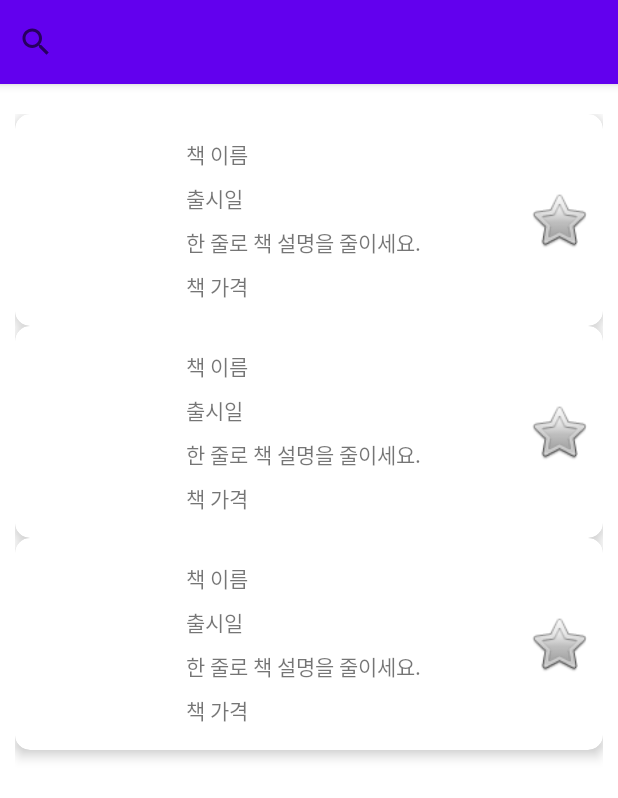
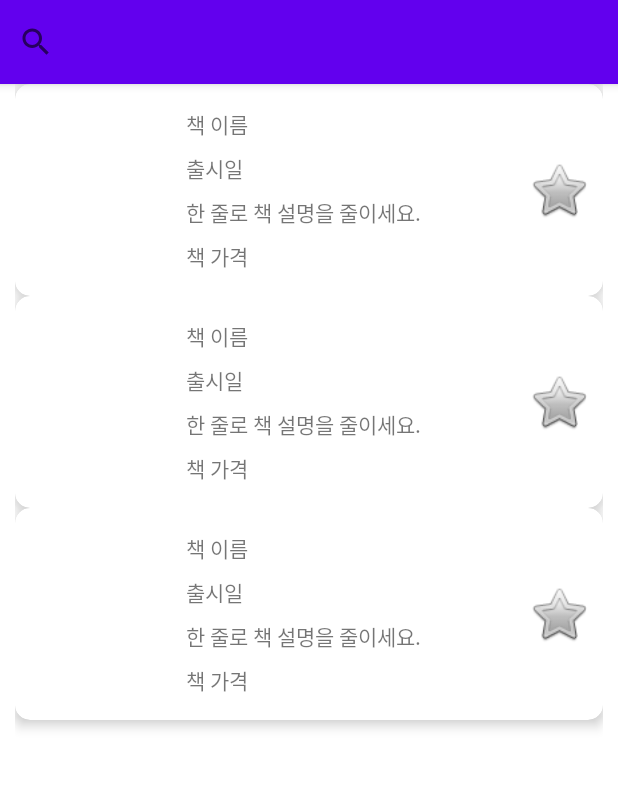
Before and after one commit to yongju-jin/SearchBook, an Android app: the layout fragment_search.xml on its own in the app's theme, with its tools: preview values and no code run, on a phone screen of 412 x 824 dp. Shown: the top 798 px of the screen. Run offline under Robolectric (Android 15) with nearby library versions, the phone set to English and light mode, and no system bars.

Commit message:
Add show list

```diff
--- a/app/src/main/java/com/yongju/lib/presentation/util/LiveData.kt
+++ b/app/src/main/java/com/yongju/lib/presentation/util/LiveData.kt
@@ -14,3 +14,9 @@ fun <T> AppCompatActivity.observeEvent(liveData: LiveData<Event<T>>, observer: O
 
 fun <T> Fragment.observeEvent(liveData: LiveData<Event<T>>, observer: Observer<T>) =
     liveData.observe(viewLifecycleOwner, observer)
+
+fun <T> Fragment.observe(liveData: LiveData<T>, observer: Observer<T>) =
+    liveData.observe(viewLifecycleOwner, observer)
+
+fun <T> AppCompatActivity.observe(liveData: LiveData<T>, observer: Observer<T>) =
+    liveData.observe(this, observer)
--- a/app/src/main/res/layout/fragment_search.xml
+++ b/app/src/main/res/layout/fragment_search.xml
@@ -26,9 +26,8 @@
             android:layout_width="match_parent"
             android:layout_height="match_parent"
             android:layout_marginStart="10dp"
-            android:layout_marginTop="20dp"
             android:layout_marginEnd="10dp"
-            android:layout_marginBottom="10dp"
+            android:clipToPadding="false"
             app:layoutManager="androidx.recyclerview.widget.LinearLayoutManager"
             app:layout_behavior="@string/appbar_scrolling_view_behavior"
             tools:listitem="@layout/item_book_list_info"/>
--- a/app/src/main/res/layout/item_book_list_info.xml
+++ b/app/src/main/res/layout/item_book_list_info.xml
@@ -5,7 +5,7 @@
 
     <data>
         <variable
-            name="book"
+            name="item"
             type="com.yongju.lib.domain.entity.BookInfo" />
     </data>
 
@@ -45,45 +45,52 @@
 
             <TextView
                 android:id="@+id/tv_name"
-                android:layout_width="wrap_content"
+                android:layout_width="0dp"
                 android:layout_height="wrap_content"
                 android:layout_marginStart="16dp"
                 android:layout_marginTop="16dp"
+                android:text="@{item.title}"
                 app:layout_constraintEnd_toEndOf="@id/guide_favorite_start"
                 app:layout_constraintHorizontal_bias="0"
                 app:layout_constraintStart_toEndOf="@id/guide_img_end"
+                app:layout_constraintEnd_toStartOf="@id/guide_favorite_start"
                 app:layout_constraintTop_toTopOf="parent"
                 tools:text="책 이름" />
 
             <TextView
                 android:id="@+id/tv_publish_date"
-                android:layout_width="wrap_content"
+                android:layout_width="0dp"
                 android:layout_height="wrap_content"
                 android:layout_marginTop="8dp"
                 app:layout_constraintStart_toStartOf="@id/tv_name"
                 app:layout_constraintTop_toBottomOf="@id/tv_name"
+                app:layout_constraintEnd_toStartOf="@id/guide_favorite_start"
                 tools:text="출시일" />
 
             <TextView
                 android:id="@+id/tv_desc"
-                android:layout_width="wrap_content"
+                android:layout_width="0dp"
                 android:layout_height="wrap_content"
                 android:layout_marginTop="8dp"
                 android:singleLine="true"
                 android:ellipsize="end"
+                android:text="@{item.contents}"
                 app:layout_constraintStart_toStartOf="@id/tv_name"
+                app:layout_constraintEnd_toStartOf="@id/guide_favorite_start"
                 app:layout_constraintTop_toBottomOf="@id/tv_publish_date"
                 tools:text="한 줄로 책 설명을 줄이세요." />
 
             <TextView
                 android:id="@+id/tv_book_price"
-                android:layout_width="wrap_content"
+                android:layout_width="0dp"
                 android:layout_height="wrap_content"
                 android:layout_marginTop="8dp"
                 android:layout_marginBottom="16dp"
+                android:text="@{String.valueOf(item.salePrice)}"
                 app:layout_constraintStart_toStartOf="@id/tv_name"
                 app:layout_constraintTop_toBottomOf="@id/tv_desc"
                 app:layout_constraintBottom_toBottomOf="parent"
+                app:layout_constraintEnd_toStartOf="@id/guide_favorite_start"
                 tools:text="책 가격" />
 
             <ImageView
```
Also changed, not shown: app/src/main/java/com/yongju/lib/presentation/ui/search/BookListAdapter.kt (added, +38 -0 lines), app/src/main/java/com/yongju/lib/presentation/ui/search/ItemMarginDecorator.kt (added, +46 -0 lines), app/src/main/java/com/yongju/lib/presentation/ui/search/SearchFragment.kt (+21 -2 lines), app/src/main/java/com/yongju/lib/presentation/ui/search/SearchViewModel.kt (+31 -2 lines), app/src/main/java/com/yongju/lib/presentation/util/Context.kt (added, +11 -0 lines).
